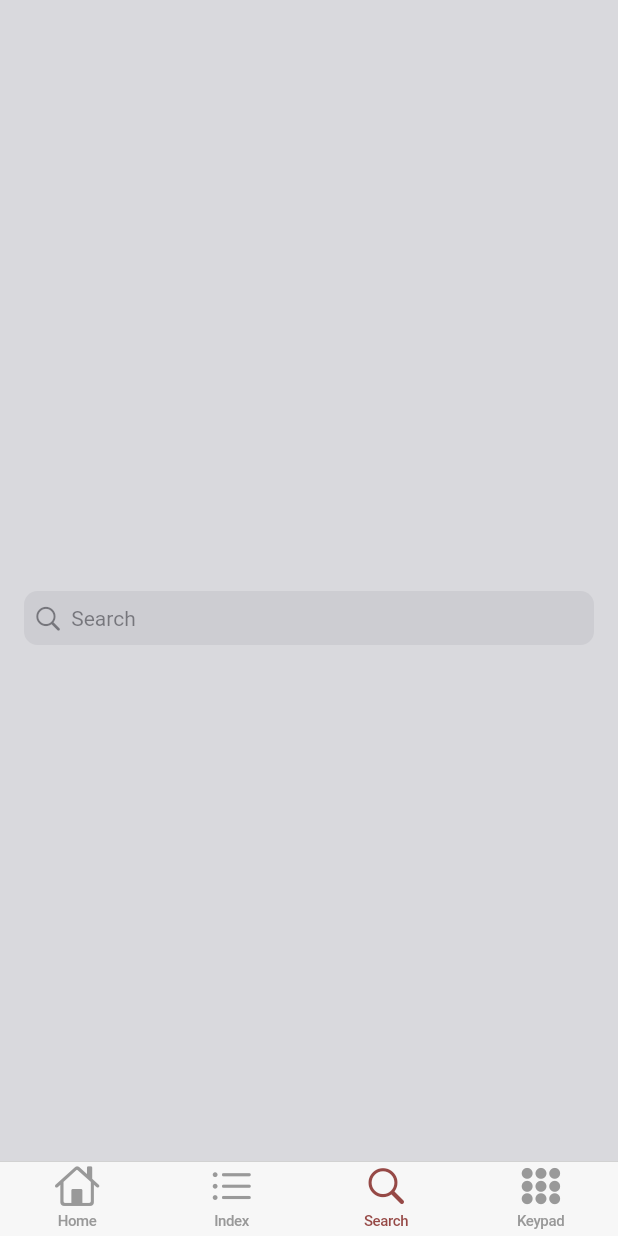
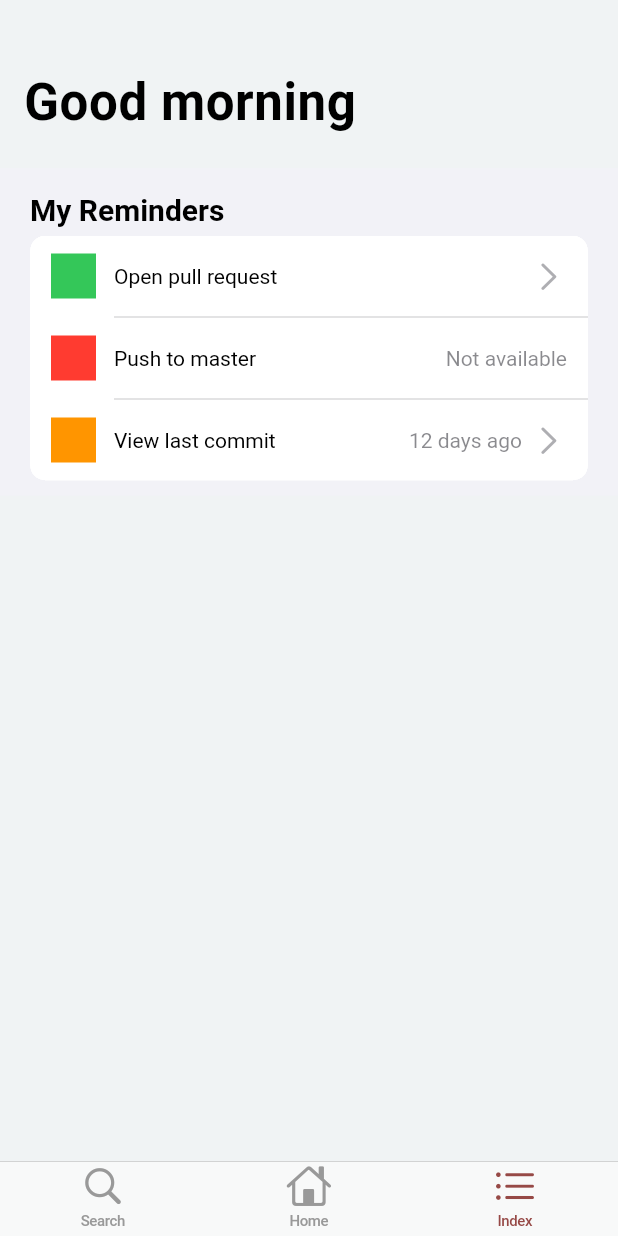
Before and after one commit to fbarsotti/risuscito, a Flutter app: the screen it shows after launch, item 3 of the bottom bar chosen, on a phone screen of 412 x 824 dp. Run offline on Flutter 3.47's test engine with Material 2 defaults, Android fonts, the phone set to English and light mode, and no system bars; our stand-ins replace bloc, connectivity, device_info_plus, dio, firebase_core, flutter_bloc and 5 more; missing offline and left inert: f_logs, flutter_email_sender; accounts and stored records are empty.

Commit message:
feat(index): added index page, ui updates

```diff
--- a/i18n/en.json
+++ b/i18n/en.json
@@ -10,5 +10,8 @@
   "seen_recently": "Seen recently",
   "index": "Index",
   "search": "Search",
-  "quick_actions": "Quick actions"
+  "quick_actions": "Quick actions",
+  "welcome_morning": "Good morning",
+  "welcome_afternoon": "Goog afternoon",
+  "welcome_evening": "Good evening"
 }
--- a/i18n/it.json
+++ b/i18n/it.json
@@ -10,5 +10,9 @@
     "seen_recently": "Visti di recente",
     "index": "Indice",
     "search": "Cerca",
-    "quick_actions": "Azioni rapide"
+    "quick_actions": "Azioni rapide",
+    "welcome_morning": "Buongiorno",
+    "welcome_afternoon": "Buon pomeriggio",
+    "welcome_evening": "Buonasera"
+
 }
--- a/lib/core/presentation/customization/rs_colors.dart
+++ b/lib/core/presentation/customization/rs_colors.dart
@@ -14,11 +14,11 @@ class RSColors {
   static Color get errorColor => const Color(0xffE8431F);
 
   static Color get bgColor => CupertinoDynamicColor.withBrightness(
-        color: CupertinoColors.extraLightBackgroundGray, // Color(0xffF0F3F4)
+        color: Color(0xffF0F3F4), // Color(0xffF0F3F4)
         darkColor: CupertinoColors.black,
       );
-  static Color get bgLightColor => CupertinoColors
-      .extraLightBackgroundGray; // CupertinoColors.extraLightBackgroundGray
+  static Color get bgLightColor =>
+      Color(0xffF0F3F4); // CupertinoColors.extraLightBackgroundGray
   static Color get bgDarkColor => CupertinoColors.black;
 
   static Color get cardColorLight => CupertinoColors.white;
@@ -37,6 +37,7 @@ class RSColors {
   static Color get lightOrange => const Color(0xffF28E1A);
   static Color get darkGrey => const Color(0xff484A54);
 
+  static Color get white => Colors.white;
   static Color get blue => Colors.blue;
   static Color get orange => Colors.orange;
   static Color get red => Colors.red;
--- /dev/null
+++ b/lib/core/utils/rs_dates_utils.dart
@@ -0,0 +1,30 @@
+import 'package:flutter/cupertino.dart';
+import 'package:intl/intl.dart';
+
+import '../infrastructure/localization/app_localizations.dart';
+
+class RSDatesUtils {
+  static String? localizedTimeMessage(BuildContext context) {
+    var hour = DateTime.now().hour;
+    if (hour < 12) {
+      return AppLocalizations.of(context)!.translate('welcome_morning');
+    }
+    if (hour < 17) {
+      return AppLocalizations.of(context)!.translate('welcome_afternoon');
+    }
+
+    return AppLocalizations.of(context)!.translate('welcome_evening');
+  }
+
+  static bool areSameDay(DateTime date1, DateTime date2) {
+    return date1.day == date2.day &&
+        date1.month == date2.month &&
+        date1.year == date2.year;
+  }
+
+  static int daysBetween(DateTime from, DateTime to) {
+    from = DateTime(from.year, from.month, from.day);
+    to = DateTime(to.year, to.month, to.day);
+    return (to.difference(from).inHours / 24).round();
+  }
+}
--- a/lib/feature/home/home.dart
+++ b/lib/feature/home/home.dart
@@ -4,6 +4,7 @@ import 'package:flutter/src/widgets/framework.dart';
 import 'package:flutter/src/widgets/placeholder.dart';
 import 'package:risuscito/core/infrastructure/localization/app_localizations.dart';
 import 'package:risuscito/feature/home/home_page.dart';
+import 'package:risuscito/feature/index/index_page.dart';
 import 'package:risuscito/feature/settings/settings_page.dart';
 
 import '../search/search_page.dart';
@@ -17,10 +18,9 @@ class Home extends StatefulWidget {
 
 class _HomeState extends State<Home> {
   List<Widget> _pages = [
+    SearchPage(),
     HomePage(),
-    SettingsPage(),
-    SearchPage(),
-    SettingsPage(),
+    IndexPage(),
   ];
 
   @override
@@ -29,20 +29,16 @@ class _HomeState extends State<Home> {
       tabBar: CupertinoTabBar(
         items: [
           BottomNavigationBarItem(
+            icon: Icon(CupertinoIcons.search),
+            label: AppLocalizations.of(context)!.translate('search'),
+          ),
+          BottomNavigationBarItem(
             icon: Icon(CupertinoIcons.home),
             label: AppLocalizations.of(context)!.translate('home')!,
           ),
           BottomNavigationBarItem(
             icon: Icon(CupertinoIcons.list_bullet),
             label: AppLocalizations.of(context)!.translate('index'),
-          ),
-          BottomNavigationBarItem(
-            icon: Icon(CupertinoIcons.search),
-            label: AppLocalizations.of(context)!.translate('search'),
-          ),
-          BottomNavigationBarItem(
-            icon: Icon(CupertinoIcons.circle_grid_3x3_fill),
-            label: 'Keypad',
           ),
         ],
       ),
--- /dev/null
+++ b/lib/feature/index/index_page.dart
@@ -0,0 +1,90 @@
+import 'package:flutter/cupertino.dart';
+import 'package:flutter/src/foundation/key.dart';
+import 'package:flutter/src/widgets/framework.dart';
+import 'package:flutter/src/widgets/placeholder.dart';
+import 'package:provider/provider.dart';
+
+import '../../core/presentation/customization/rs_colors.dart';
+import '../../core/presentation/customization/theme/rs_theme_provider.dart';
+import '../../core/utils/rs_dates_utils.dart';
+
+class IndexPage extends StatefulWidget {
+  const IndexPage({Key? key}) : super(key: key);
+
+  @override
+  State<IndexPage> createState() => _IndexPageState();
+}
+
+class _IndexPageState extends State<IndexPage> {
+  @override
+  Widget build(BuildContext context) {
+    final themeChange = Provider.of<DarkThemeProvider>(context);
+    return CupertinoPageScaffold(
+      child: CustomScrollView(
+        slivers: [
+          CupertinoSliverNavigationBar(
+            border: Border.all(color: CupertinoColors.black.withOpacity(0)),
+            backgroundColor: themeChange.darkTheme
+                ? RSColors.bgDarkColor
+                : RSColors.bgLightColor,
+            largeTitle: Text(RSDatesUtils.localizedTimeMessage(context)!),
+          ),
+          SliverToBoxAdapter(
+            child: Column(
+              children: [
+                const SizedBox(
+                  height: 16.0,
+                ),
+                CupertinoListSection.insetGrouped(
+                  header: const Text('My Reminders'),
+                  children: [
+                    CupertinoListTile.notched(
+                      title: const Text('Open pull request'),
+                      leading: Container(
+                        width: double.infinity,
+                        height: double.infinity,
+                        color: CupertinoColors.activeGreen,
+                      ),
+                      trailing: const CupertinoListTileChevron(),
+                      onTap: null,
+                    ),
+                    CupertinoListTile.notched(
+                      title: const Text('Push to master'),
+                      leading: Container(
+                        width: double.infinity,
+                        height: double.infinity,
+                        color: CupertinoColors.systemRed,
+                      ),
+                      additionalInfo: const Text('Not available'),
+                    ),
+                    CupertinoListTile.notched(
+                      title: const Text('View last commit'),
+                      leading: Container(
+                        width: double.infinity,
+                        height: double.infinity,
+                        color: CupertinoColors.activeOrange,
+                      ),
+                      additionalInfo: const Text('12 days ago'),
+                      trailing: const CupertinoListTileChevron(),
+                      onTap: null,
+                    ),
+                  ],
+                ),
+              ],
+            ),
+          ),
+        ],
+      ),
+      // child: Padding(
+      //   padding: const EdgeInsets.all(16.0),
+      //   child: Column(
+      //     mainAxisAlignment: MainAxisAlignment.spaceEvenly,
+      //     children: [
+      //       Text(RSDatesUtils.localizedTimeMessage(context)!),
+      //       CupertinoSearchTextField(),
+      //     ],
+      //   ),
+      // ),
+    );
+  }
+}
--- a/lib/feature/settings/sections/settings_general.dart
+++ b/lib/feature/settings/sections/settings_general.dart
@@ -2,6 +2,7 @@ import 'package:flutter/cupertino.dart';
 import 'package:modal_bottom_sheet/modal_bottom_sheet.dart';
 import 'package:provider/provider.dart';
 import 'package:risuscito/core/infrastructure/localization/app_localizations.dart';
+import 'package:risuscito/core/presentation/customization/rs_colors.dart';
 import 'package:risuscito/feature/settings/sections/settings_language.dart';
 
 import '../../../core/presentation/customization/theme/rs_theme_provider.dart';
@@ -29,6 +30,8 @@ class _SettingsGeneralState extends State<SettingsGeneral> {
     final themeChange = Provider.of<DarkThemeProvider>(context);
     return CupertinoListSection.insetGrouped(
       header: Text(AppLocalizations.of(context)!.translate("generals")!),
+      backgroundColor:
+          themeChange.darkTheme ? RSColors.bgDarkColor : RSColors.bgColor,
       children: [
         CupertinoListTile.notched(
           title: Text(AppLocalizations.of(context)!.translate("dark_theme")!),
```
Also changed, not shown: lib/core/presentation/quick_action_button.dart (+10 -10 lines), lib/feature/home/sections/quick_actions.dart (+7 -11 lines), lib/feature/search/search_page.dart (+63 -3 lines), lib/feature/settings/sections/settings_language.dart (+6 -1 lines), assets/images/cammino-neoc.jpg (added), pubspec.lock.
